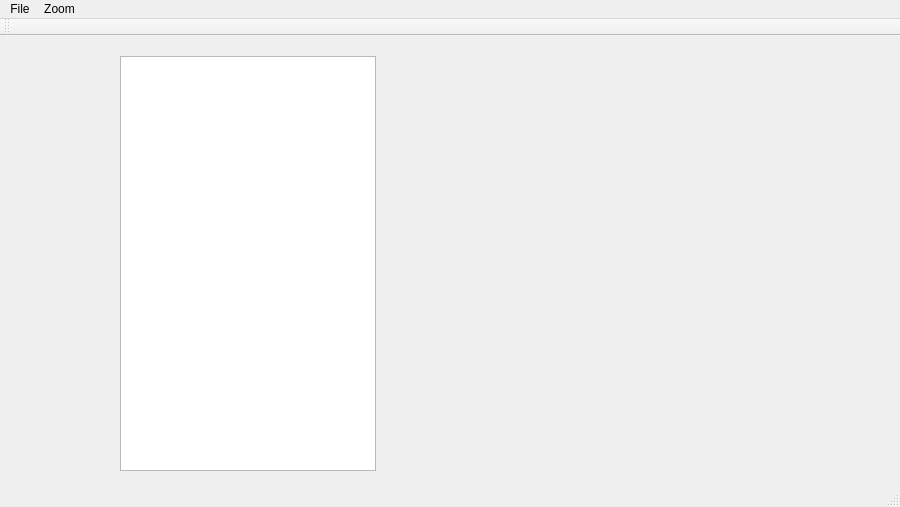
Old version of the form src/mainwindow.ui in the repository otre99/QtSimpleImageViewer.
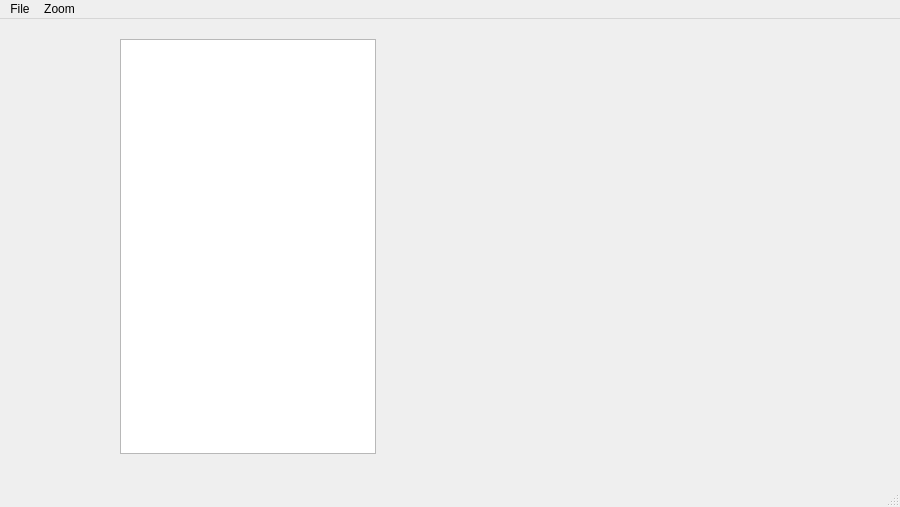
New version of the form.

Commit message: toolbar removed, dark theme, disabling some action by default

What changed in the file:
```diff
--- a/src/mainwindow.ui
+++ b/src/mainwindow.ui
@@ -84,14 +84,6 @@
    <addaction name="menuFile"/>
    <addaction name="menuZoom"/>
   </widget>
-  <widget class="QToolBar" name="mainToolBar">
-   <attribute name="toolBarArea">
-    <enum>TopToolBarArea</enum>
-   </attribute>
-   <attribute name="toolBarBreak">
-    <bool>false</bool>
-   </attribute>
-  </widget>
   <widget class="QStatusBar" name="statusBar"/>
   <action name="actionOpen_Image">
    <property name="text">
```
The commit also changes 2 other files.
